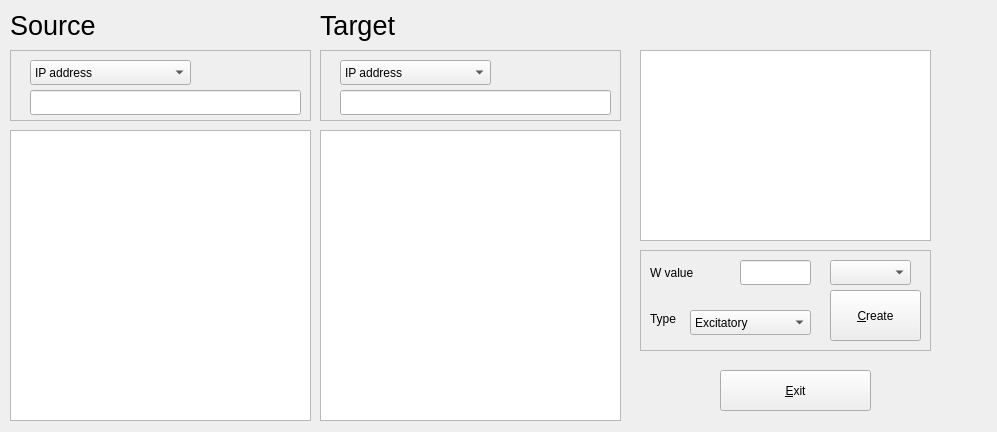
The window that src/scheme/newsynapseform.ui (ferper/nesimRT) describes before a commit, drawn with Qt 5.
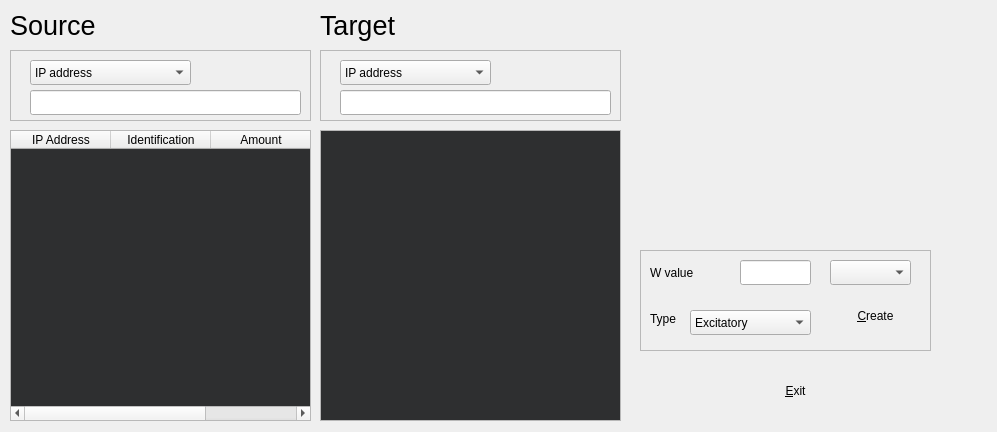
The same window after the commit. Icons and pictures are not drawn.

Commit message: Refractor GUI on new synapse

The edit to the form file:
```diff
--- a/src/scheme/newsynapseform.ui
+++ b/src/scheme/newsynapseform.ui
@@ -22,6 +22,49 @@
      <height>291</height>
     </rect>
    </property>
+   <property name="palette">
+    <palette>
+     <active>
+      <colorrole role="Base">
+       <brush brushstyle="SolidPattern">
+        <color alpha="255">
+         <red>187</red>
+         <green>201</green>
+         <blue>182</blue>
+        </color>
+       </brush>
+      </colorrole>
+     </active>
+     <inactive>
+      <colorrole role="Base">
+       <brush brushstyle="SolidPattern">
+        <color alpha="255">
+         <red>46</red>
+         <green>47</green>
+         <blue>48</blue>
+        </color>
+       </brush>
+      </colorrole>
+     </inactive>
+     <disabled>
+      <colorrole role="Base">
+       <brush brushstyle="SolidPattern">
+        <color alpha="255">
+         <red>240</red>
+         <green>240</green>
+         <blue>240</blue>
+        </color>
+       </brush>
+      </colorrole>
+     </disabled>
+    </palette>
+   </property>
+   <property name="styleSheet">
+    <string notr="true">QTableWidget::item {&quot;border: 1px solid black;&quot;}</string>
+   </property>
+   <property name="locale">
+    <locale language="English" country="UnitedStates"/>
+   </property>
    <property name="sortingEnabled">
     <bool>false</bool>
    </property>
@@ -31,6 +74,21 @@
    <attribute name="verticalHeaderShowSortIndicator" stdset="0">
     <bool>false</bool>
    </attribute>
+   <column>
+    <property name="text">
+     <string>IP Address</string>
+    </property>
+   </column>
+   <column>
+    <property name="text">
+     <string>Identification</string>
+    </property>
+   </column>
+   <column>
+    <property name="text">
+     <string>Amount</string>
+    </property>
+   </column>
   </widget>
   <widget class="QTableWidget" name="tableWidget_Target">
    <property name="geometry">
@@ -41,6 +99,46 @@
      <height>291</height>
     </rect>
    </property>
+   <property name="palette">
+    <palette>
+     <active>
+      <colorrole role="Base">
+       <brush brushstyle="SolidPattern">
+        <color alpha="255">
+         <red>224</red>
+         <green>220</green>
+         <blue>162</blue>
+        </color>
+       </brush>
+      </colorrole>
+     </active>
+     <inactive>
+      <colorrole role="Base">
+       <brush brushstyle="SolidPattern">
+        <color alpha="255">
+         <red>46</red>
+         <green>47</green>
+         <blue>48</blue>
+        </color>
+       </brush>
+      </colorrole>
+     </inactive>
+     <disabled>
+      <colorrole role="Base">
+       <brush brushstyle="SolidPattern">
+        <color alpha="255">
+         <red>240</red>
+         <green>240</green>
+         <blue>240</blue>
+        </color>
+       </brush>
+      </colorrole>
+     </disabled>
+    </palette>
+   </property>
+   <property name="styleSheet">
+    <string notr="true">QTableWidget::item {&quot;border: 1px solid black;&quot;}</string>
+   </property>
   </widget>
   <widget class="QFrame" name="frame">
    <property name="geometry">
@@ -129,25 +227,6 @@
     <string>Source</string>
    </property>
   </widget>
-  <widget class="QGraphicsView" name="graphicsView">
-   <property name="geometry">
-    <rect>
-     <x>640</x>
-     <y>50</y>
-     <width>291</width>
-     <height>191</height>
-    </rect>
-   </property>
-   <property name="frameShape">
-    <enum>QFrame::StyledPanel</enum>
-   </property>
-   <property name="frameShadow">
-    <enum>QFrame::Sunken</enum>
-   </property>
-   <property name="lineWidth">
-    <number>1</number>
-   </property>
-  </widget>
   <widget class="QFrame" name="frame_3">
    <property name="geometry">
     <rect>
@@ -177,10 +256,13 @@
     </property>
     <property name="iconSize">
      <size>
-      <width>48</width>
-      <height>48</height>
+      <width>81</width>
+      <height>41</height>
      </size>
     </property>
+    <property name="flat">
+     <bool>true</bool>
+    </property>
    </widget>
    <widget class="QLineEdit" name="lineEdit_w">
     <property name="geometry">
@@ -321,9 +403,44 @@
    <property name="text">
     <string>&amp;Exit</string>
    </property>
+   <property name="icon">
+    <iconset resource="graphics/graphics.qrc">
+     <normaloff>:/graphics/exit.png</normaloff>:/graphics/exit.png</iconset>
+   </property>
+   <property name="iconSize">
+    <size>
+     <width>141</width>
+     <height>31</height>
+    </size>
+   </property>
    <property name="checkable">
     <bool>false</bool>
    </property>
+   <property name="flat">
+    <bool>true</bool>
+   </property>
+  </widget>
+  <widget class="QLabel" name="label_5">
+   <property name="geometry">
+    <rect>
+     <x>640</x>
+     <y>50</y>
+     <width>291</width>
+     <height>191</height>
+    </rect>
+   </property>
+   <property name="text">
+    <string/>
+   </property>
+   <property name="pixmap">
+    <pixmap resource="graphics/graphics.qrc">:/graphics/synapsys.jpeg</pixmap>
+   </property>
+   <property name="scaledContents">
+    <bool>true</bool>
+   </property>
+   <property name="alignment">
+    <set>Qt::AlignCenter</set>
+   </property>
   </widget>
  </widget>
  <resources/>
```
Left out of the diff: 9 changed lines with no effect on the pictures. The commit also changes 2 other files.
